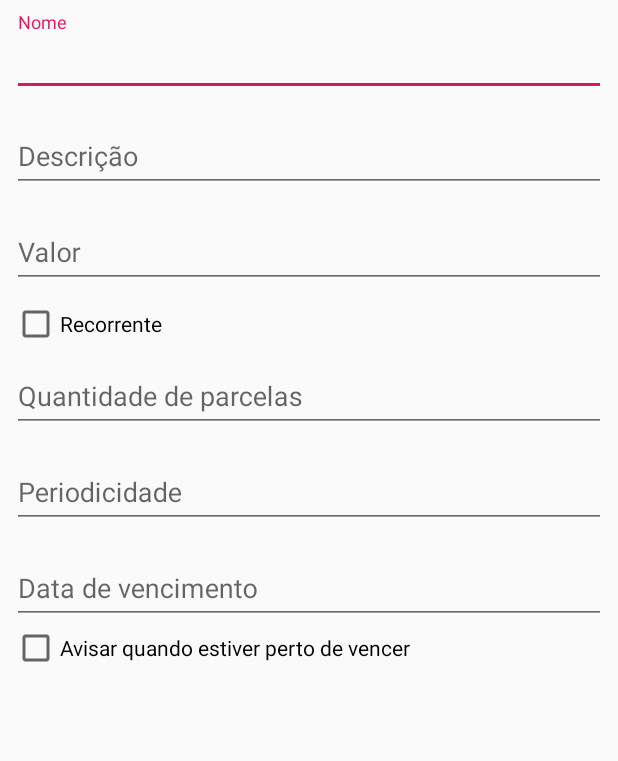
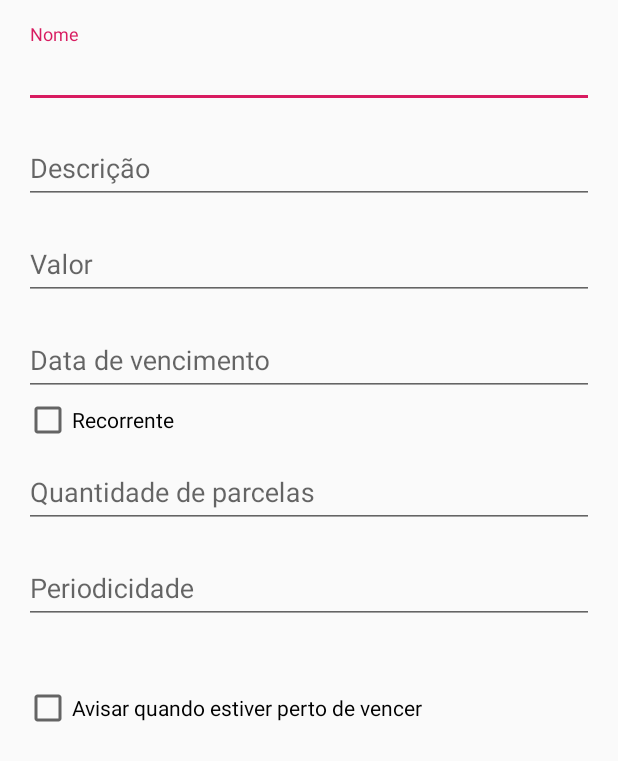
Before and after one commit to ErivanCavalcante/ContasApp, an Android app: the layout activity_add_conta.xml on its own in the app's theme, with its tools: preview values and no code run, on a phone screen of 412 x 824 dp. Shown: the top 761 px of the screen. Run offline under Robolectric (Android 15) with nearby library versions, the phone set to English and light mode, and no system bars.

Commit message:
Ajustado toda a parte de conta. Falta ajustar o dashboard.

```diff
--- a/app/src/main/java/com/erivan/santos/contasapp/Activity/AddContaActivity.kt
+++ b/app/src/main/java/com/erivan/santos/contasapp/Activity/AddContaActivity.kt
@@ -118,7 +118,7 @@ open class AddContaActivity : TiActivity<ContaPresenter, ContaView>(), ContaView
         conta.descricao = edtDescricao.text.toString()
         conta.valor = edtValor.text.toString().toFloat()
         conta.avisarVencimento = cbAvisarVencimento.isChecked
-        conta.dataVencimento = SimpleDateFormat("dd/MM/YYYY").parse(edtDataVencimento.text.toString())
+        conta.dataVencimento = SimpleDateFormat("dd/MM/yyyy").parse(edtDataVencimento.text.toString())
 
         //Se eh recorrente cria o numero de contas necessarios
         if (cbRecorrente.isChecked) {
--- a/app/src/main/java/com/erivan/santos/contasapp/Activity/LoginActivity.kt
+++ b/app/src/main/java/com/erivan/santos/contasapp/Activity/LoginActivity.kt
@@ -48,8 +48,7 @@ open class LoginActivity : TiActivity<UsuarioPresenter, UsuarioView>(), UsuarioV
     }
 
     override fun loginOk() {
-        //MainActivity_.intent(this).start()
-        ListaActivity_.intent(this).start()
+        MainActivity_.intent(this).start()
         finish()
     }
 
--- a/app/src/main/java/com/erivan/santos/contasapp/POJO/Conta.kt
+++ b/app/src/main/java/com/erivan/santos/contasapp/POJO/Conta.kt
@@ -54,6 +54,7 @@ open class Conta : AbstractItem<Conta.ContaViewHolder>, Parcelable {
         valor = parcel.readFloat()
         avisarVencimento = if (parcel.readInt() == 1) true else false
         pago = if (parcel.readInt() == 1) true else false
+        dataVencimento = parcel.readSerializable() as Date
     }
 
     override fun getViewHolder(v: View): ContaViewHolder {
@@ -95,6 +96,7 @@ open class Conta : AbstractItem<Conta.ContaViewHolder>, Parcelable {
         dest!!.writeFloat(valor)
         dest!!.writeInt(if (avisarVencimento) 1 else 0)
         dest!!.writeInt(if (pago) 1 else 0)
+        dest!!.writeSerializable(dataVencimento)
     }
 
     override fun describeContents(): Int {
--- a/app/src/main/java/com/erivan/santos/contasapp/Repository/ContaDao.kt
+++ b/app/src/main/java/com/erivan/santos/contasapp/Repository/ContaDao.kt
@@ -138,7 +138,7 @@ class ContaDao : BaseDaoImpl<Conta, Int>
         return queryBuilder().where()
             .eq("usuario_id", usuario.id)
             .and()
-            .like("descricao", descricao)
+            .eq("descricao", descricao)
             .query()
     }
 }
--- a/app/src/main/res/layout/activity_add_conta.xml
+++ b/app/src/main/res/layout/activity_add_conta.xml
@@ -9,7 +9,7 @@
     <ScrollView
         android:layout_width="match_parent"
         android:layout_height="match_parent"
-        android:layout_margin="8dp">
+        android:layout_margin="16dp">
 
         <LinearLayout
             android:layout_width="match_parent"
@@ -55,6 +55,18 @@
                     android:inputType="numberDecimal" />
             </com.google.android.material.textfield.TextInputLayout>
 
+            <com.google.android.material.textfield.TextInputLayout
+                android:layout_width="match_parent"
+                android:layout_height="match_parent">
+
+                <com.google.android.material.textfield.TextInputEditText
+                    android:id="@+id/edtDataVencimento"
+                    android:layout_width="match_parent"
+                    android:layout_height="wrap_content"
+                    android:hint="Data de vencimento"
+                    android:inputType="date" />
+            </com.google.android.material.textfield.TextInputLayout>
+
             <CheckBox
                 android:id="@+id/cbRecorrente"
                 android:layout_width="match_parent"
@@ -89,23 +101,12 @@
                     android:inputType="number" />
             </com.google.android.material.textfield.TextInputLayout>
 
-            <com.google.android.material.textfield.TextInputLayout
-                android:layout_width="match_parent"
-                android:layout_height="match_parent">
-
-                <com.google.android.material.textfield.TextInputEditText
-                    android:id="@+id/edtDataVencimento"
-                    android:layout_width="match_parent"
-                    android:layout_height="wrap_content"
-                    android:hint="Data de vencimento"
-                    android:inputType="date" />
-            </com.google.android.material.textfield.TextInputLayout>
-
             <CheckBox
                 android:id="@+id/cbAvisarVencimento"
                 android:layout_width="match_parent"
                 android:layout_height="wrap_content"
-                android:text="Avisar quando estiver perto de vencer" />
+                android:text="Avisar quando estiver perto de vencer"
+                android:layout_marginTop="32dp"/>
         </LinearLayout>
     </ScrollView>
 </LinearLayout>
```
Also changed, not shown: app/src/main/java/com/erivan/santos/contasapp/Activity/ListaActivity.kt (+27 -7 lines), app/src/main/java/com/erivan/santos/contasapp/MainActivity.kt (+7 -1 lines), app/src/main/java/com/erivan/santos/contasapp/Model/ContaModel.kt (+3 -5 lines), app/src/main/res/layout/activity_conta_detalhe.xml (+5 -5 lines), app/src/main/res/layout/activity_lista.xml (+13 -1 lines).
